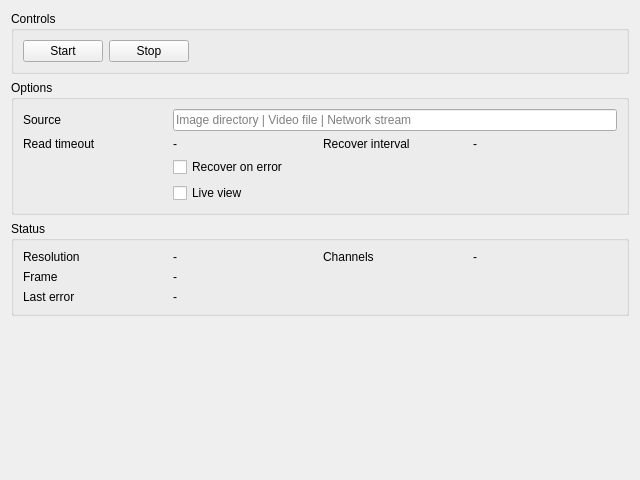
Qt form plugin/frame_in/frame_in.ui (khoinguyen216/acv) before a commit.
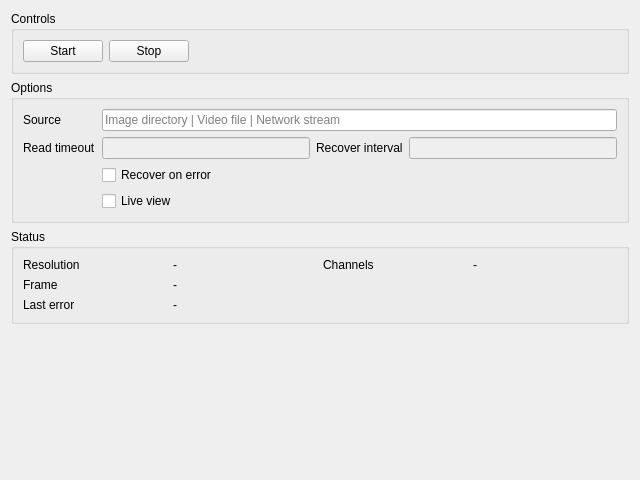
The same form after that commit.

Patch:
```diff
--- a/plugin/frame_in/frame_in.ui
+++ b/plugin/frame_in/frame_in.ui
@@ -98,17 +98,17 @@
         </property>
        </widget>
       </item>
-      <item row="1" column="1">
-       <widget class="QLabel" name="readTimeoutLabel">
-        <property name="text">
-         <string>-</string>
-        </property>
-       </widget>
-      </item>
       <item row="1" column="3">
-       <widget class="QLabel" name="recoverIntervalLabel">
-        <property name="text">
-         <string>-</string>
+       <widget class="QLineEdit" name="recoverIntervalEdit">
+        <property name="enabled">
+         <bool>false</bool>
+        </property>
+       </widget>
+      </item>
+      <item row="1" column="1">
+       <widget class="QLineEdit" name="readTimeoutEdit">
+        <property name="enabled">
+         <bool>false</bool>
         </property>
        </widget>
       </item>
@@ -203,6 +203,12 @@
      <property name="styleSheet">
       <string notr="true">background: transparent;</string>
      </property>
+     <property name="frameShape">
+      <enum>QFrame::NoFrame</enum>
+     </property>
+     <property name="frameShadow">
+      <enum>QFrame::Plain</enum>
+     </property>
     </widget>
    </item>
   </layout>
```
